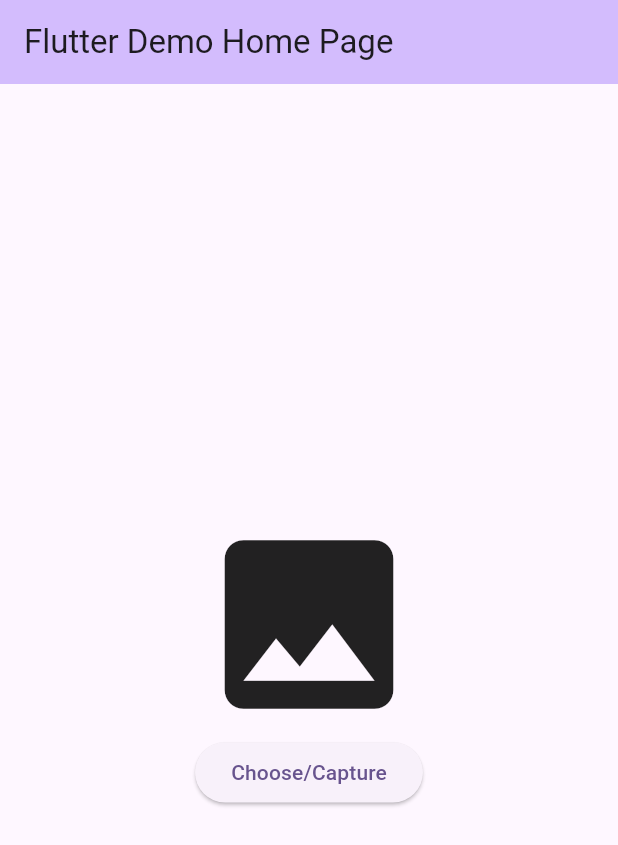
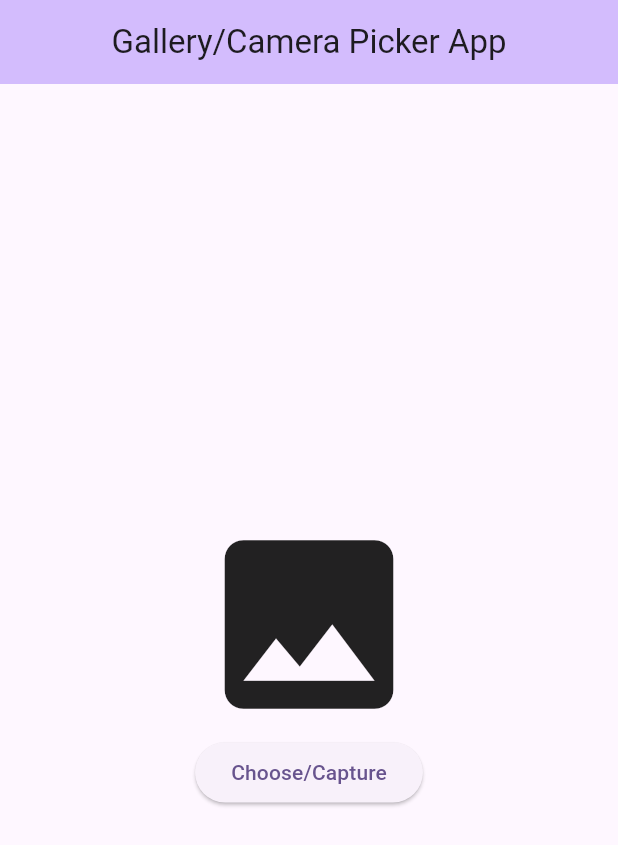
Before and after one commit to Matt-ya-Nata/imagepicker, a Flutter app: the screen it shows after launch, on a phone screen of 412 x 824 dp. Shown: the top 845 px of the screen. Run offline on Flutter 3.47's test engine with Material 3 defaults, Android fonts, the phone set to English and light mode, and no system bars; our stand-ins replace image_picker.

Commit message:
Title and Banner removal

```diff
--- a/lib/main.dart
+++ b/lib/main.dart
@@ -13,12 +13,13 @@ class MyApp extends StatelessWidget {
   @override
   Widget build(BuildContext context) {
     return MaterialApp(
-      title: 'Flutter Demo',
+      title: 'Gallery/Camera Picker App',
       theme: ThemeData(
         colorScheme: ColorScheme.fromSeed(seedColor: Colors.deepPurple),
         useMaterial3: true,
       ),
-      home: const MyHomePage(title: 'Flutter Demo Home Page'),
+      debugShowCheckedModeBanner: false, // Remove the debug banner
+      home: const MyHomePage(title: 'Gallery/Camera Picker App'),
     );
   }
 }
@@ -43,7 +44,8 @@ class _MyHomePageState extends State<MyHomePage> {
     // Properly initialize the ImagePicker
     imagePicker = ImagePicker();
   }
-// Image choosing method
+
+  // Image choosing method
   chooseImage() async {
     XFile? selectedImage = await imagePicker.pickImage(source: ImageSource.gallery);
     if (selectedImage != null) {
@@ -54,8 +56,7 @@ class _MyHomePageState extends State<MyHomePage> {
     }
   }
 
-  //Image Capturing Method
-
+  // Image capturing method
   captureImage() async {
     XFile? selectedImage = await imagePicker.pickImage(source: ImageSource.camera);
     if (selectedImage != null) {
@@ -65,7 +66,6 @@ class _MyHomePageState extends State<MyHomePage> {
       });
     }
   }
-
 
   void _incrementCounter() {
     setState(() {
@@ -78,6 +78,7 @@ class _MyHomePageState extends State<MyHomePage> {
     return Scaffold(
       appBar: AppBar(
         backgroundColor: Theme.of(context).colorScheme.inversePrimary,
+        centerTitle: true, // Center the title
         title: Text(widget.title),
       ),
       body: Center(
@@ -94,9 +95,9 @@ class _MyHomePageState extends State<MyHomePage> {
               onPressed: () {
                 chooseImage();
               },
-            onLongPress: (){
+              onLongPress: () {
                 captureImage();
-            },
+              },
               child: Text("Choose/Capture"),
             )
           ],
```
